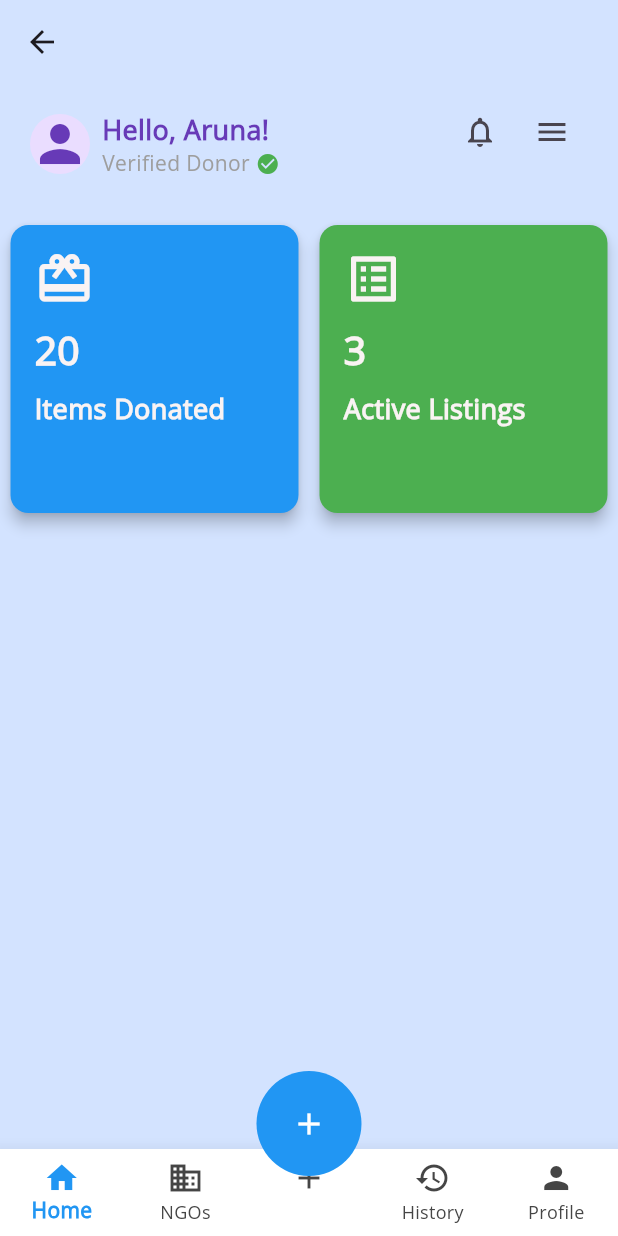
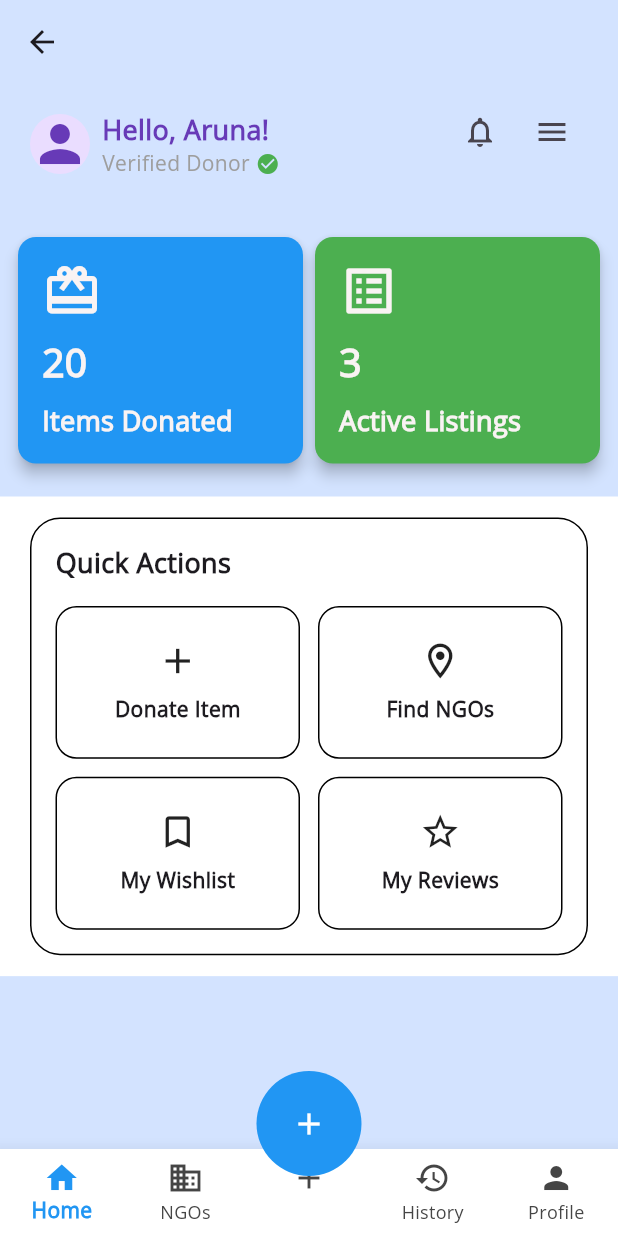
Before and after one commit to arunaguragain/aashwaas, a Flutter app: the DonorHomeScreen screen opened directly, on a phone screen of 412 x 824 dp. Run offline on Flutter 3.47's test engine with Material 3 defaults, Android fonts, the phone set to English and light mode, and no system bars; our stand-ins replace font_awesome_flutter.

Commit message:
Added quick actions ui in donor home screen

```diff
--- a/lib/screens/bottom_screen_donor/home_screen.dart
+++ b/lib/screens/bottom_screen_donor/home_screen.dart
@@ -1,4 +1,5 @@
 import 'package:aashwaas/widgets/home_header.dart';
+import 'package:aashwaas/widgets/quick_action_section.dart';
 import 'package:aashwaas/widgets/stats_card.dart';
 import 'package:flutter/material.dart';
 
@@ -19,7 +20,9 @@ class HomeScreen extends StatelessWidget {
               role: 'donor',
             ),
             SizedBox(height: 10),
-            Row(
+            Padding(
+              padding: const EdgeInsets.all(8.0),
+              child: Row(
                 mainAxisAlignment: MainAxisAlignment.spaceAround,
                 children: [
                   StatsCard(
@@ -35,7 +38,18 @@ class HomeScreen extends StatelessWidget {
                   ),
                 ],
               ),
-            const SizedBox(height: 20),
+            ),
+            SizedBox(height: 10),
+            Container(
+              color: Colors.white,
+              child: Column(
+                children: [
+                  SizedBox(height: 14),
+                  QuickActionsSection(),
+                  SizedBox(height: 14),
+                ],
+              ),
+            ),
           ],
         ),
       ),
--- a/lib/screens/volunteer_home_screen.dart
+++ b/lib/screens/volunteer_home_screen.dart
@@ -2,7 +2,6 @@ import 'package:aashwaas/screens/bottom_screen_donor/history_screen.dart';
 import 'package:aashwaas/screens/bottom_screen_volunteer/home_screen.dart';
 import 'package:aashwaas/screens/bottom_screen_volunteer/profile_screen.dart';
 import 'package:aashwaas/screens/bottom_screen_volunteer/task_screen.dart';
-import 'package:aashwaas/widgets/home_header.dart';
 import 'package:flutter/material.dart';
 
 class VolunteerHomeScreen extends StatefulWidget {
--- /dev/null
+++ b/lib/widgets/quick_action_button.dart
@@ -0,0 +1,37 @@
+import 'package:flutter/material.dart';
+
+class QuickActionButton extends StatelessWidget {
+  final String label;
+  final IconData icon;
+  final VoidCallback onTap;
+
+  const QuickActionButton({
+    super.key,
+    required this.label,
+    required this.icon,
+    required this.onTap,
+  });
+
+  @override
+  Widget build(BuildContext context) {
+    return InkWell(
+      onTap: onTap,
+      borderRadius: BorderRadius.circular(14),
+      child: Container(
+        padding: const EdgeInsets.symmetric(vertical: 12),
+        decoration: BoxDecoration(
+          borderRadius: BorderRadius.circular(14),
+          border: Border.all(),
+        ),
+        child: Column(
+          mainAxisAlignment: MainAxisAlignment.center,
+          children: [
+            Icon(icon, size: 28),
+            const SizedBox(height: 8),
+            Text(label, style: TextStyle(fontWeight: FontWeight.w600)),
+          ],
+        ),
+      ),
+    );
+  }
+}
--- /dev/null
+++ b/lib/widgets/quick_action_section.dart
@@ -0,0 +1,62 @@
+import 'package:flutter/material.dart';
+import 'quick_action_button.dart';
+
+class QuickActionsSection extends StatelessWidget {
+  const QuickActionsSection({super.key});
+
+  @override
+  Widget build(BuildContext context) {
+    return Padding(
+      padding: const EdgeInsets.symmetric(horizontal: 20),
+      child: Container(
+        padding: const EdgeInsets.all(16),
+        decoration: BoxDecoration(
+          color: Colors.white,
+          borderRadius: BorderRadius.circular(20),
+          border: Border.all(),
+        ),
+        child: Column(
+          crossAxisAlignment: CrossAxisAlignment.start,
+          children: [
+            const Text(
+              'Quick Actions',
+              style: TextStyle(fontSize: 18, fontWeight: FontWeight.bold),
+            ),
+            const SizedBox(height: 16),
+
+            GridView.count(
+              shrinkWrap: true,
+              physics: const NeverScrollableScrollPhysics(),
+              crossAxisCount: 2,
+              mainAxisSpacing: 12,
+              crossAxisSpacing: 12,
+              childAspectRatio: 1.6,
+              children: [
+                QuickActionButton(
+                  label: 'Donate Item',
+                  icon: Icons.add,
+                  onTap: () {},
+                ),
+                QuickActionButton(
+                  label: 'Find NGOs',
+                  icon: Icons.location_on_outlined,
+                  onTap: () {},
+                ),
+                QuickActionButton(
+                  label: 'My Wishlist',
+                  icon: Icons.bookmark_border,
+                  onTap: () {},
+                ),
+                QuickActionButton(
+                  label: 'My Reviews',
+                  icon: Icons.star_border,
+                  onTap: () {},
+                ),
+              ],
+            ),
+          ],
+        ),
+      ),
+    );
+  }
+}
--- a/lib/widgets/stats_card.dart
+++ b/lib/widgets/stats_card.dart
@@ -16,9 +16,7 @@ class StatsCard extends StatelessWidget {
 
   @override
   Widget build(BuildContext context) {
-    return SizedBox(
-      height: 200,
-      width: 200,
+    return Expanded(
       child: Card(
         color: cardColor,
         elevation: 4,
```
Lines whose indentation alone changed are shown as unchanged.
